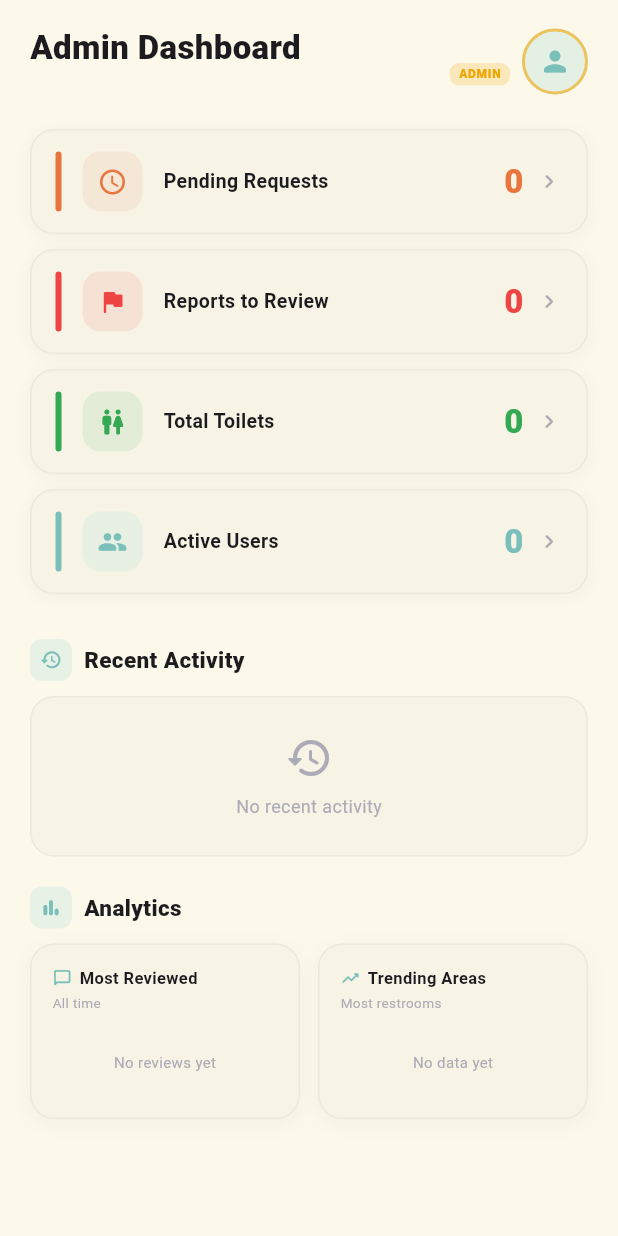
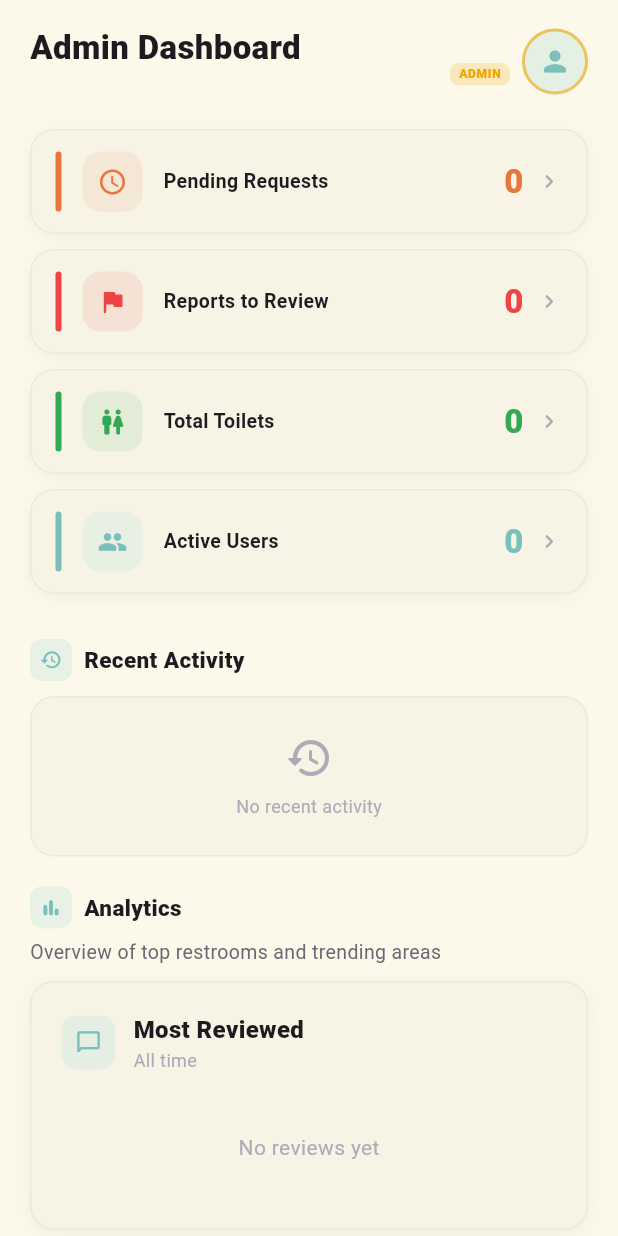
Before and after one commit to chaoticJester/01418342-Project-RestroomNearU, a Flutter app: the AdminHomePage screen opened by its route, on a phone screen of 412 x 824 dp. Run offline on Flutter 3.47's test engine with Material 3 defaults, Android fonts, the phone set to English and light mode, and no system bars; our stand-ins replace cloud_firestore, firebase_auth, firebase_core, firebase_storage, flutter_dotenv, font_awesome_flutter and 4 more; accounts and stored records are empty.

Commit message:
feat: add search analytics with trending areas
- Log restroom views to search_logs collection in restroom detail page
- Update admin homepage to read search_logs for trending areas (last 7 days)
- Compute per-area search counts and percentage share
- Redesign admin analytics UI with improved layout and styling

Co-Authored-By: Oz <oz-agent@warp.dev>

```diff
--- a/lib/pages/admin/admin_homepage.dart
+++ b/lib/pages/admin/admin_homepage.dart
@@ -9,7 +9,7 @@ import 'package:restroom_near_u/pages/admin/admin_profile_page.dart';
 import 'package:restroom_near_u/utils/helpers.dart';
 
 // ─────────────────────────────────────────────
-// Design tokens (ตรงกับทั้ง project)
+// Design tokens
 // ─────────────────────────────────────────────
 class _C {
   static const bg        = Color(0xFFFCF9EA);
@@ -232,36 +232,34 @@ class _AdminHomePageState extends State<AdminHomePage>
   }
 
   void _loadTrendingLocations() {
-    // Get restrooms grouped by location (first part of address)
+    final sevenDaysAgo = Timestamp.fromDate(
+        DateTime.now().subtract(const Duration(days: 7)));
+
     _subs.add(
       FirebaseFirestore.instance
-          .collection('restrooms')
+          .collection('search_logs')
+          .where('searchedAt', isGreaterThanOrEqualTo: sevenDaysAgo)
           .snapshots()
           .listen((snap) {
-        final Map<String, int> locationCounts = {};
+        final Map<String, int> areaCounts = {};
+        final total = snap.size;
 
         for (var doc in snap.docs) {
-          final data = doc.data();
-          final address = data['address'] ?? '';
-
-          // Extract main location (first part before comma)
-          final location = address.split(',').first.trim();
-          if (location.isNotEmpty) {
-            locationCounts[location] = (locationCounts[location] ?? 0) + 1;
-          }
+          final area = (doc.data()['area'] ?? '').toString().trim();
+          if (area.isEmpty) continue;
+          areaCounts[area] = (areaCounts[area] ?? 0) + 1;
         }
 
-        // Convert to list and sort by count
-        final locations = locationCounts.entries.map((e) {
+        final locations = areaCounts.entries.map((e) {
+          final pct = total > 0 ? (e.value / total * 100) : 0.0;
           return {
             'name': e.key,
             'searches': e.value,
-            'trend': (e.value * 0.1).round(), // Simple trend calculation
-            'up': true, // Always show as trending up for now
+            'percent': pct,
+            'up': pct >= 10.0, // green if >= 10% share
           };
-        }).toList();
-
-        locations.sort((a, b) =>
+        }).toList()
+          ..sort((a, b) =>
               (b['searches'] as int).compareTo(a['searches'] as int));
 
         if (mounted) {
@@ -315,6 +313,11 @@ class _AdminHomePageState extends State<AdminHomePage>
                     _buildRecentActivity(),
                     const SizedBox(height: 20),
                     _buildSectionTitle('Analytics', Icons.bar_chart_rounded),
+                    const SizedBox(height: 6),
+                    Text(
+                      'Overview of top restrooms and trending areas',
+                      style: TextStyle(fontSize: 13, color: _C.textMid),
+                    ),
                     const SizedBox(height: 10),
                     _buildBottomPanels(),
                     const SizedBox(height: 32),
@@ -562,19 +565,18 @@ class _AdminHomePageState extends State<AdminHomePage>
 
   // ── Bottom Panels ─────────────────────────────────────────────────────
   Widget _buildBottomPanels() {
-    return Row(
-      crossAxisAlignment: CrossAxisAlignment.start,
+    return Column(
       children: [
-        Expanded(child: _buildMostReviewedPanel()),
-        const SizedBox(width: 12),
-        Expanded(child: _buildTrendingLocationsPanel()),
+        _buildMostReviewedPanel(),
+        const SizedBox(height: 16),
+        _buildTrendingLocationsPanel(),
       ],
     );
   }
 
   Widget _buildMostReviewedPanel() {
     return Container(
-      padding: const EdgeInsets.all(14),
+      padding: const EdgeInsets.all(20),
       decoration: BoxDecoration(
         color: _C.card,
         borderRadius: BorderRadius.circular(16),
@@ -591,31 +593,41 @@ class _AdminHomePageState extends State<AdminHomePage>
         children: [
           Row(
             children: [
-              Icon(Icons.chat_bubble_outline_rounded,
-                  size: 13, color: _C.tealDark),
-              const SizedBox(width: 5),
-              const Expanded(
-                child: Text(
+              Container(
+                width: 36,
+                height: 36,
+                decoration: BoxDecoration(
+                  color: _C.teal.withOpacity(0.3),
+                  borderRadius: BorderRadius.circular(10),
+                ),
+                child: const Icon(Icons.chat_bubble_outline_rounded,
+                    size: 18, color: _C.tealDark),
+              ),
+              const SizedBox(width: 12),
+              Column(
+                crossAxisAlignment: CrossAxisAlignment.start,
+                children: const [
+                  Text(
                     'Most Reviewed',
                     style: TextStyle(
-                      fontSize: 11,
-                      fontWeight: FontWeight.w700,
+                        fontSize: 16,
+                        fontWeight: FontWeight.w800,
                         color: _C.textDark),
                   ),
+                  Text('All time',
+                      style: TextStyle(fontSize: 12, color: _C.textLight)),
+                ],
               ),
             ],
           ),
-          const SizedBox(height: 2),
-          const Text('All time',
-              style: TextStyle(fontSize: 9, color: _C.textLight)),
-          const SizedBox(height: 10),
+          const SizedBox(height: 16),
           if (_topToilets.isEmpty)
             const Padding(
-              padding: EdgeInsets.symmetric(vertical: 16),
+              padding: EdgeInsets.symmetric(vertical: 24),
               child: Center(
                 child: Text(
                   'No reviews yet',
-                  style: TextStyle(fontSize: 10, color: _C.textLight),
+                  style: TextStyle(fontSize: 14, color: _C.textLight),
                 ),
               ),
             )
@@ -628,7 +640,7 @@ class _AdminHomePageState extends State<AdminHomePage>
 
   Widget _buildTrendingLocationsPanel() {
     return Container(
-      padding: const EdgeInsets.all(14),
+      padding: const EdgeInsets.all(20),
       decoration: BoxDecoration(
         color: _C.card,
         borderRadius: BorderRadius.circular(16),
@@ -645,30 +657,41 @@ class _AdminHomePageState extends State<AdminHomePage>
         children: [
           Row(
             children: [
-              Icon(Icons.trending_up_rounded, size: 13, color: _C.tealDark),
-              const SizedBox(width: 5),
-              const Expanded(
-                child: Text(
+              Container(
+                width: 36,
+                height: 36,
+                decoration: BoxDecoration(
+                  color: _C.teal.withOpacity(0.3),
+                  borderRadius: BorderRadius.circular(10),
+                ),
+                child: const Icon(Icons.trending_up_rounded,
+                    size: 18, color: _C.tealDark),
+              ),
+              const SizedBox(width: 12),
+              Column(
+                crossAxisAlignment: CrossAxisAlignment.start,
+                children: const [
+                  Text(
                     'Trending Areas',
                     style: TextStyle(
-                      fontSize: 11,
-                      fontWeight: FontWeight.w700,
+                        fontSize: 16,
+                        fontWeight: FontWeight.w800,
                         color: _C.textDark),
                   ),
+                  Text('Most restrooms',
+                      style: TextStyle(fontSize: 12, color: _C.textLight)),
+                ],
               ),
             ],
           ),
-          const SizedBox(height: 2),
-          const Text('Most restrooms',
-              style: TextStyle(fontSize: 9, color: _C.textLight)),
-          const SizedBox(height: 10),
+          const SizedBox(height: 16),
           if (_trendingLocations.isEmpty)
             const Padding(
-              padding: EdgeInsets.symmetric(vertical: 16),
+              padding: EdgeInsets.symmetric(vertical: 24),
               child: Center(
                 child: Text(
                   'No data yet',
-                  style: TextStyle(fontSize: 10, color: _C.textLight),
+                  style: TextStyle(fontSize: 14, color: _C.textLight),
                 ),
               ),
             )
@@ -879,15 +902,25 @@ class _TopToiletRow extends StatelessWidget {
   @override
   Widget build(BuildContext context) {
     return Padding(
-      padding: const EdgeInsets.only(bottom: 8),
+      padding: const EdgeInsets.only(bottom: 10),
       child: Container(
-        padding: const EdgeInsets.symmetric(horizontal: 8, vertical: 7),
+        padding: const EdgeInsets.symmetric(horizontal: 14, vertical: 12),
         decoration: BoxDecoration(
           color: _C.fieldFill,
-          borderRadius: BorderRadius.circular(10),
+          borderRadius: BorderRadius.circular(12),
         ),
         child: Row(
           children: [
+            Container(
+              width: 38,
+              height: 38,
+              decoration: BoxDecoration(
+                color: _C.orange.withOpacity(0.1),
+                borderRadius: BorderRadius.circular(10),
+              ),
+              child: const Icon(Icons.wc_rounded, size: 20, color: _C.orange),
+            ),
+            const SizedBox(width: 12),
             Expanded(
               child: Column(
                 crossAxisAlignment: CrossAxisAlignment.start,
@@ -895,23 +928,24 @@ class _TopToiletRow extends StatelessWidget {
                   Text(
                     toilet['name'] as String,
                     style: const TextStyle(
-                        fontSize: 10,
+                        fontSize: 14,
                         fontWeight: FontWeight.w700,
                         color: _C.textDark),
                     maxLines: 1,
                     overflow: TextOverflow.ellipsis,
                   ),
+                  const SizedBox(height: 2),
                   Text(
                     toilet['location'] as String,
                     style: const TextStyle(
-                        fontSize: 8, color: _C.textLight),
+                        fontSize: 12, color: _C.textLight),
                     maxLines: 1,
                     overflow: TextOverflow.ellipsis,
                   ),
                 ],
               ),
             ),
-            const SizedBox(width: 6),
+            const SizedBox(width: 10),
             Column(
               crossAxisAlignment: CrossAxisAlignment.end,
               children: [
@@ -919,13 +953,13 @@ class _TopToiletRow extends StatelessWidget {
                   mainAxisSize: MainAxisSize.min,
                   children: [
                     const Icon(Icons.star_rounded,
-                        size: 9, color: _C.orange),
-                    const SizedBox(width: 2),
+                        size: 16, color: _C.orange),
+                    const SizedBox(width: 3),
                     Text(
-                      '${toilet['rating']}',
+                      (toilet['rating'] as double).toStringAsFixed(2),
                       style: const TextStyle(
-                          fontSize: 9,
-                          fontWeight: FontWeight.w700,
+                          fontSize: 14,
+                          fontWeight: FontWeight.w800,
                           color: _C.textDark),
                     ),
                   ],
@@ -933,7 +967,7 @@ class _TopToiletRow extends StatelessWidget {
                 Text(
                   '${toilet['reviews']} reviews',
                   style: const TextStyle(
-                      fontSize: 7, color: _C.textLight),
+                      fontSize: 11, color: _C.textLight),
                 ),
               ],
             ),
@@ -960,18 +994,26 @@ class _TrendingRow extends StatelessWidget {
         : _C.red.withOpacity(0.12);
 
     return Padding(
-      padding: const EdgeInsets.only(bottom: 8),
+      padding: const EdgeInsets.only(bottom: 10),
       child: Container(
-        padding: const EdgeInsets.symmetric(horizontal: 8, vertical: 7),
+        padding: const EdgeInsets.symmetric(horizontal: 14, vertical: 12),
         decoration: BoxDecoration(
           color: _C.fieldFill,
-          borderRadius: BorderRadius.circular(10),
+          borderRadius: BorderRadius.circular(12),
         ),
         child: Row(
           children: [
-            const Icon(Icons.location_on_rounded,
-                size: 11, color: _C.textLight),
-            const SizedBox(width: 5),
+            Container(
+              width: 38,
+              height: 38,
+              decoration: BoxDecoration(
+                color: _C.teal.withOpacity(0.3),
+                borderRadius: BorderRadius.circular(10),
+              ),
+              child: const Icon(Icons.location_on_rounded,
+                  size: 20, color: _C.tealDark),
+            ),
+            const SizedBox(width: 12),
             Expanded(
               child: Column(
                 crossAxisAlignment: CrossAxisAlignment.start,
@@ -979,42 +1021,38 @@ class _TrendingRow extends StatelessWidget {
                   Text(
                     location['name'] as String,
                     style: const TextStyle(
-                        fontSize: 10,
+                        fontSize: 14,
                         fontWeight: FontWeight.w700,
                         color: _C.textDark),
                     maxLines: 1,
                     overflow: TextOverflow.ellipsis,
                   ),
+                  const SizedBox(height: 2),
                   Text(
-                    '${location['searches']} restrooms',
+                    '${location['searches']} views this week',
                     style: const TextStyle(
-                        fontSize: 8, color: _C.textLight),
+                        fontSize: 12, color: _C.textLight),
                   ),
                 ],
               ),
             ),
+            const SizedBox(width: 10),
+            Column(
+              crossAxisAlignment: CrossAxisAlignment.end,
+              children: [
                 Container(
-              padding:
-                  const EdgeInsets.symmetric(horizontal: 5, vertical: 3),
+                  padding: const EdgeInsets.symmetric(horizontal: 10, vertical: 5),
                   decoration: BoxDecoration(
                     color: trendBg,
-                borderRadius: BorderRadius.circular(6),
+                    borderRadius: BorderRadius.circular(8),
                   ),
                   child: Row(
                     mainAxisSize: MainAxisSize.min,
                     children: [
-                  Icon(
-                    isUp
-                        ? Icons.arrow_upward_rounded
-                        : Icons.arrow_downward_rounded,
-                    size: 8,
-                    color: trendColor,
-                  ),
-                  const SizedBox(width: 2),
                       Text(
-                    '${location['trend']}',
+                        '${(location['percent'] as double).toStringAsFixed(1)}%',
                         style: TextStyle(
-                        fontSize: 8,
+                            fontSize: 13,
                             fontWeight: FontWeight.w800,
                             color: trendColor),
                       ),
@@ -1023,6 +1061,8 @@ class _TrendingRow extends StatelessWidget {
                 ),
               ],
             ),
+          ],
+        ),
       ),
     );
   }
```
Also changed, not shown: lib/pages/user/restroom_detail_page.dart (+16 -0 lines). Lines whose indentation alone changed are shown as unchanged.
